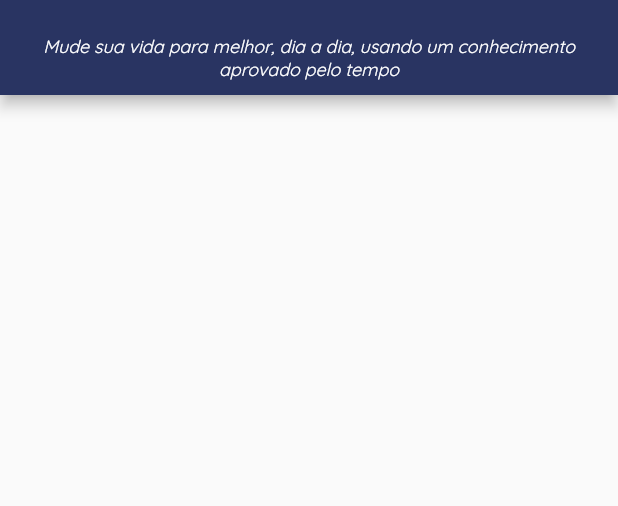
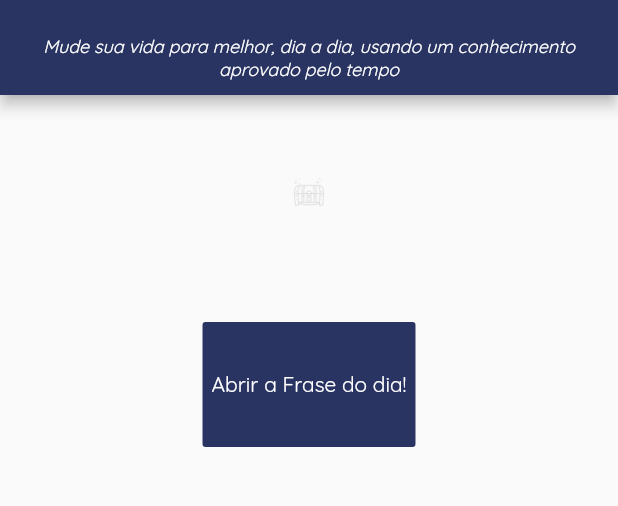
Before and after one commit to contarodrigo/awq, a Flutter app: the screen it shows after launch, on a phone screen of 412 x 824 dp, the part 49-555 px from its top. Run offline on Flutter 3.47's test engine with Material 2 defaults, Android fonts, the phone set to English and light mode, and no system bars; our stand-ins replace auto_size_text, cloud_firestore, firebase_messaging, flutter_local_notifications; missing offline and left inert: animated_splash, esys_flutter_share; accounts and stored records are empty; statements that could not run were skipped.

Commit message:
feature 'citacao do dia'

```diff
--- /dev/null
+++ b/lib/components/box_quote_widget.dart
@@ -0,0 +1,124 @@
+import 'dart:math';
+
+import 'package:awq/models/quote.dart';
+import 'package:awq/utils/app_routes.dart';
+import 'package:flutter/material.dart';
+
+class BoxQuoteWidget extends StatefulWidget {
+  final List<Quote> quotes;
+
+  BoxQuoteWidget(this.quotes);
+
+  @override
+  _BoxQuoteWidgetState createState() => _BoxQuoteWidgetState();
+}
+
+class _BoxQuoteWidgetState extends State<BoxQuoteWidget>
+    with SingleTickerProviderStateMixin {
+  AnimationController _controller;
+  Animation colorAnimation;
+  Animation sizeAnimation;
+  Animation growAnimation;
+  Animation fadeAnimation;
+
+  @override
+  void initState() {
+    super.initState();
+    // Defining controller with animation duration of two seconds
+    _controller =
+        AnimationController(vsync: this, duration: Duration(seconds: 2));
+
+    // Defining both color, funciona com Icon
+    colorAnimation =
+        ColorTween(begin: Colors.blue, end: Colors.yellow).animate(_controller);
+
+    growAnimation = Tween<double>(begin: 0, end: 200).animate(_controller);
+
+    fadeAnimation = Tween<double>(begin: 0.0, end: 1.0).animate(_controller);
+
+    // Rebuilding the screen when animation goes ahead
+    _controller.addListener(() {
+      setState(() {});
+    });
+
+    // Repeat the animation after finish
+    TickerFuture tickerFuture = _controller.repeat();
+    tickerFuture.timeout(Duration(seconds: 15), onTimeout: () {
+      _controller.forward(from: 0);
+      // _controller.stop(canceled: true); retira o widget
+    });
+
+    //For single time
+    // _controller.forward();
+
+    //Reverses the animation instead of starting it again and repeats
+    _controller.repeat(reverse: true);
+  }
+
+  @override
+  void dispose() {
+    super.dispose();
+    _controller.dispose();
+  }
+
+  static final colorTween = ColorTween(begin: Colors.blue, end: Colors.red);
+
+  Quote get _newQuote {
+    return widget.quotes[Random().nextInt(widget.quotes.length)];
+  }
+
+  Future _showQuoteOfTheBox() async {
+    return await Navigator.of(context)
+        .pushNamed(AppRoutes.QUOTE_DETAIL, arguments: _newQuote);
+  }
+
+  @override
+  Widget build(BuildContext context) {
+    return Padding(
+      padding: const EdgeInsets.symmetric(vertical: 8),
+      child: Column(
+          mainAxisAlignment: MainAxisAlignment.spaceAround,
+          children: <Widget>[
+            Expanded(
+              child: AnimatedBuilder(
+                animation: _controller,
+                builder: (context, child) {
+                  return FadeTransition(
+                    opacity: fadeAnimation,
+                    child: Center(
+                      child: TweenAnimationBuilder<Color>(
+                          tween: colorTween,
+                          duration: Duration(seconds: 10),
+                          builder: (_, Color color, __) {
+                            return ColorFiltered(
+                                colorFilter: ColorFilter.mode(
+                                    color,
+                                    BlendMode
+                                        .dstIn), //a cor esta funcionando, nao consegui um BlendMode que pintasse o formato da caixa sem pintar o fundo
+                                child: Image.asset(
+                                  'assets/images/bau-de-tesouro.png',
+                                  width: growAnimation.value,
+                                ));
+                          }),
+                    ),
+                  );
+                },
+              ),
+            ),
+            Expanded(
+              child: Padding(
+                padding: const EdgeInsets.only(top: 30),
+                child: FlatButton(
+                  padding: const EdgeInsets.all(6.0),
+                  color: Color.fromRGBO(41, 52, 98, 1),
+                  textColor: Colors.white,
+                  child: Text('Abrir a Frase do dia!'),
+                  onPressed: () async => _showQuoteOfTheBox(),
+                  splashColor: Colors.amber,
+                ),
+              ),
+            )
+          ]),
+    );
+  }
+}
--- a/lib/components/list_quotes.dart
+++ b/lib/components/list_quotes.dart
@@ -1,3 +1,4 @@
+import 'package:awq/components/box_quote_widget.dart';
 import 'package:awq/components/local_notification_widget.dart';
 import 'package:awq/components/quote_item.dart';
 import 'package:awq/models/quote.dart';
@@ -19,6 +20,10 @@ class ListQuotes extends StatelessWidget {
             Container(
               child: LocalNotificationWidget(quotes),
             ), //LOCAL
+            Expanded(
+              flex: 3,
+              child: BoxQuoteWidget(quotes),
+            ),
             Expanded(
               flex: 6,
               child: ListView.builder(
--- a/pubspec.yaml
+++ b/pubspec.yaml
@@ -59,6 +59,7 @@ flutter:
    - assets/images/book-splash.png
    - assets/images/background-marco-aurelio.jpg
    - assets/images/background-citacao-generico.jpg
+   - assets/images/bau-de-tesouro.png
   #  - images/a_dot_ham.jpeg
 
   # An image asset can refer to one or more resolution-specific "variants", see
```
Also changed, not shown: assets/images/bau-de-tesouro.png (added).
